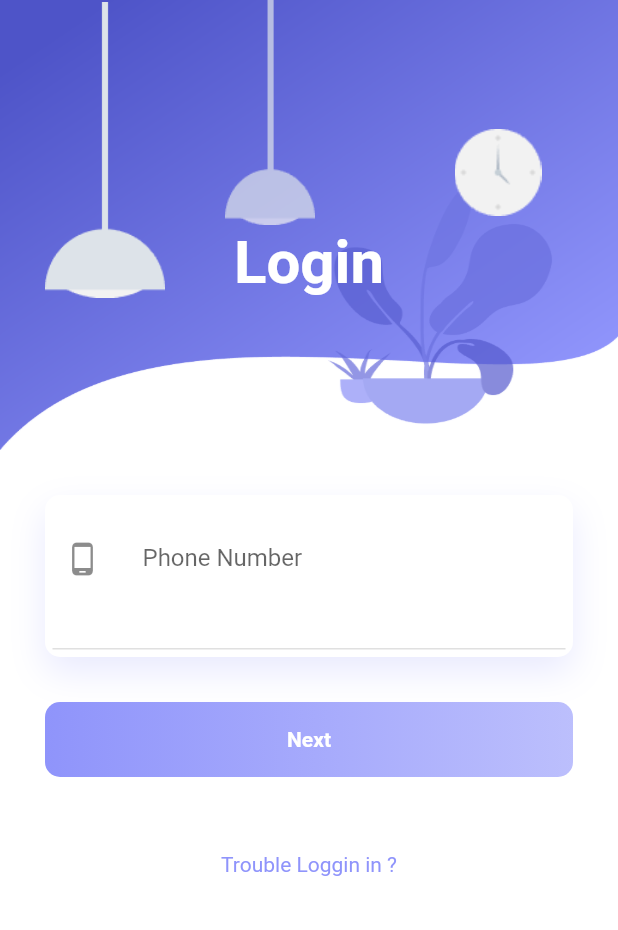
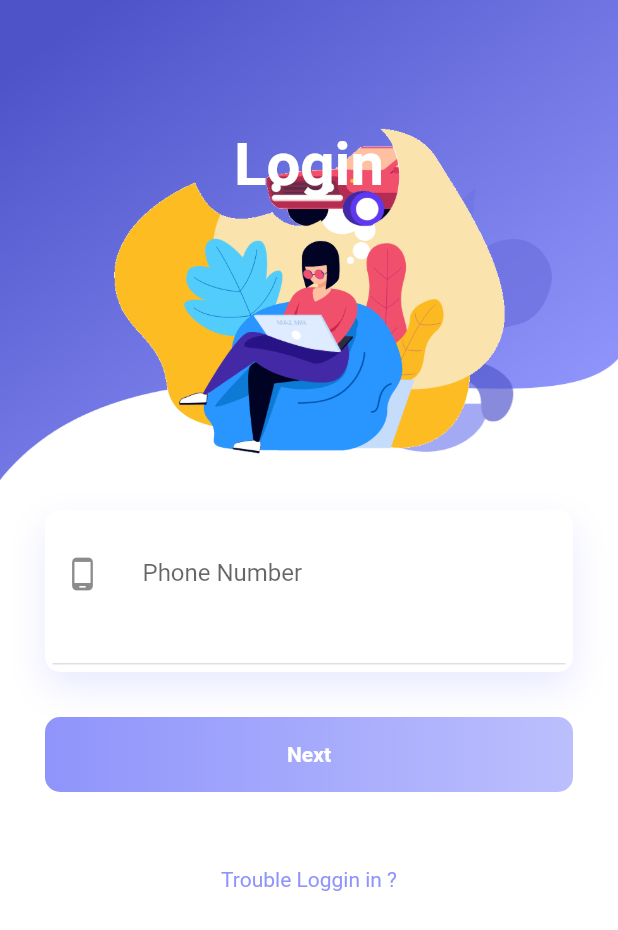
Before and after one commit to sudeshfer/autoassit, a Flutter app: the screen it shows after launch, on a phone screen of 412 x 824 dp. Shown: the top 930 px of the screen. Run offline on Flutter 3.47's test engine with Material 2 defaults, Android fonts, the light colour scheme and no system bars; our stand-ins replace awesome_dialog, connectivity, firebase_auth, font_awesome_flutter, progress_dialog, shared_preferences and 1 more; missing offline and left inert: connection_status_bar, flutter_alert, folding_cell; accounts and stored records are empty.

Commit message:
login page design chnaged

```diff
--- a/lib/Screens/Login/login_page.dart
+++ b/lib/Screens/Login/login_page.dart
@@ -19,6 +19,8 @@ class _LoginPageState extends State<LoginPage> {
   String _errorTxt = '';
   ProgressDialog pr;
   SharedPreferences login;
+
+
 
   Future<bool> _onBackPressed() {
     return AwesomeDialog(
@@ -66,6 +68,10 @@ class _LoginPageState extends State<LoginPage> {
 
   @override
   Widget build(BuildContext context) {
+
+    final screenHeight = MediaQuery.of(context).size.height;
+    final screenWidth  = MediaQuery.of(context).size.width;
+
     pr = new ProgressDialog(context, type: ProgressDialogType.Normal);
 
     pr.style(
@@ -99,50 +105,53 @@ class _LoginPageState extends State<LoginPage> {
             child: Column(
               children: <Widget>[
                 Container(
-                  height: 300,
+                  height: 320,
                   decoration: BoxDecoration(
                       image: DecorationImage(
                           image: AssetImage('assets/images/background.png'),
                           fit: BoxFit.fill)),
                   child: Stack(
                     children: <Widget>[
-                      Positioned(
-                        left: 30,
-                        width: 80,
-                        height: 200,
+                      // Positioned(
+                      //   left: 30,
+                      //   width: 80,
+                      //   height: 200,
+                      //   child: Container(
+                      //     decoration: BoxDecoration(
+                      //         image: DecorationImage(
+                      //             image:
+                      //                 AssetImage('assets/images/light-1.png'))),
+                      //   ),
+                      // ),
+                      Align(
+                        alignment: Alignment.topCenter,
+                        child: Container(
+                          // left: 140,
+                          margin: EdgeInsets.only(top:50),
+                          width:  MediaQuery.of(context).size.width /0.2,
+                          height: 400,
                           child: Container(
                             decoration: BoxDecoration(
                                 image: DecorationImage(
-                                  image:
-                                      AssetImage('assets/images/light-1.png'))),
+                                    image: AssetImage(
+                                        'assets/images/loginbg.gif'))),
                           ),
                         ),
-                      Positioned(
-                        left: 140,
-                        width: 80,
-                        height: 150,
-                        child: Container(
-                          decoration: BoxDecoration(
-                              image: DecorationImage(
-                                  image:
-                                      AssetImage('assets/images/light-2.png'))),
                       ),
-                      ),
-                      Positioned(
-                        right: 40,
-                        top: 40,
-                        width: 80,
-                        height: 150,
-                        child: Container(
-                          decoration: BoxDecoration(
-                              image: DecorationImage(
-                                  image:
-                                      AssetImage('assets/images/clock.png'))),
-                        ),
-                      ),
-                      Positioned(
-                        child: Container(
-                          margin: EdgeInsets.only(top: 50),
+                      // Positioned(
+                      //   right: 40,
+                      //   top: 40,
+                      //   width: 80,
+                      //   height: 150,
+                      //   child: Container(
+                      //     decoration: BoxDecoration(
+                      //         image: DecorationImage(
+                      //             image:
+                      //                 AssetImage('assets/images/clock.png'))),
+                      //   ),
+                      // ),
+                      Container(
+                        margin: EdgeInsets.only(bottom: 100),
                         child: Center(
                           child: Text(
                             "Login",
@@ -153,12 +162,11 @@ class _LoginPageState extends State<LoginPage> {
                           ),
                         ),
                       ),
-                      ),
                     ],
                   ),
                 ),
                 Padding(
-                  padding: EdgeInsets.all(30.0),
+                  padding: EdgeInsets.only(top:20.0,left:30,right:30),
                   child: Column(
                     children: <Widget>[
                       Container(
```
Also changed, not shown: assets/images/cus_avatar.png (added), assets/images/loginbg.gif (added). Lines whose indentation alone changed are shown as unchanged.
